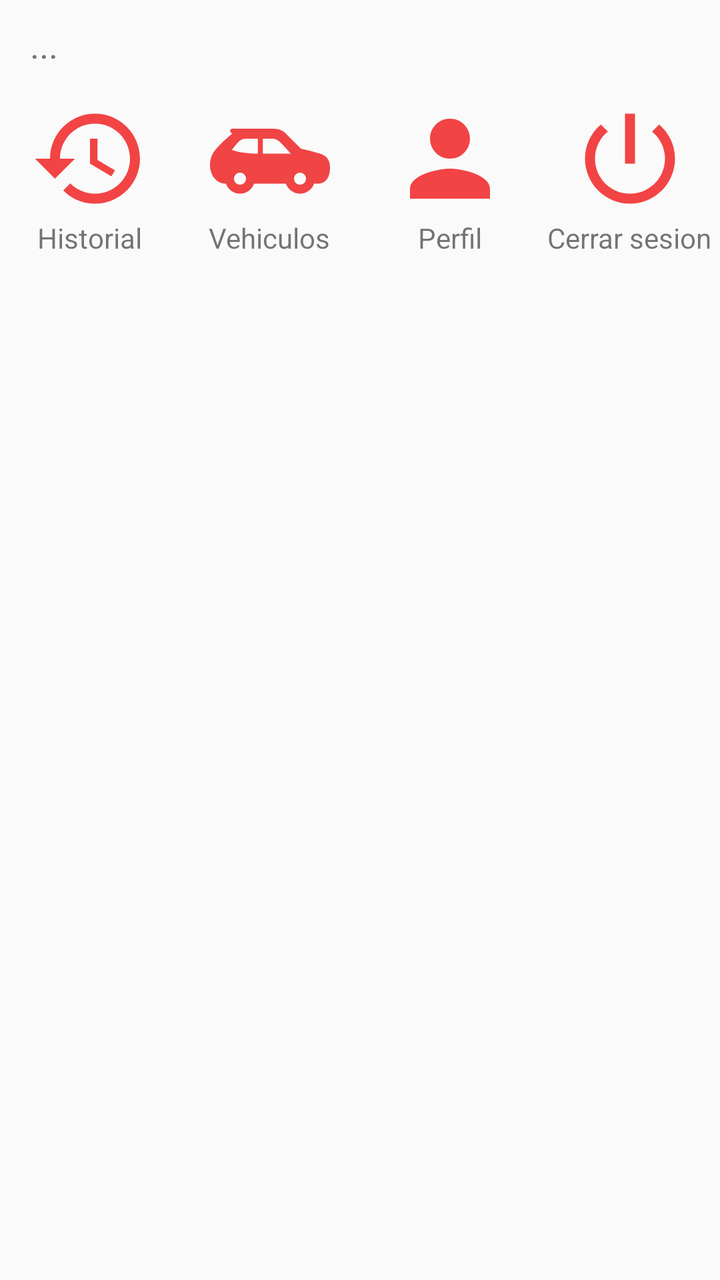
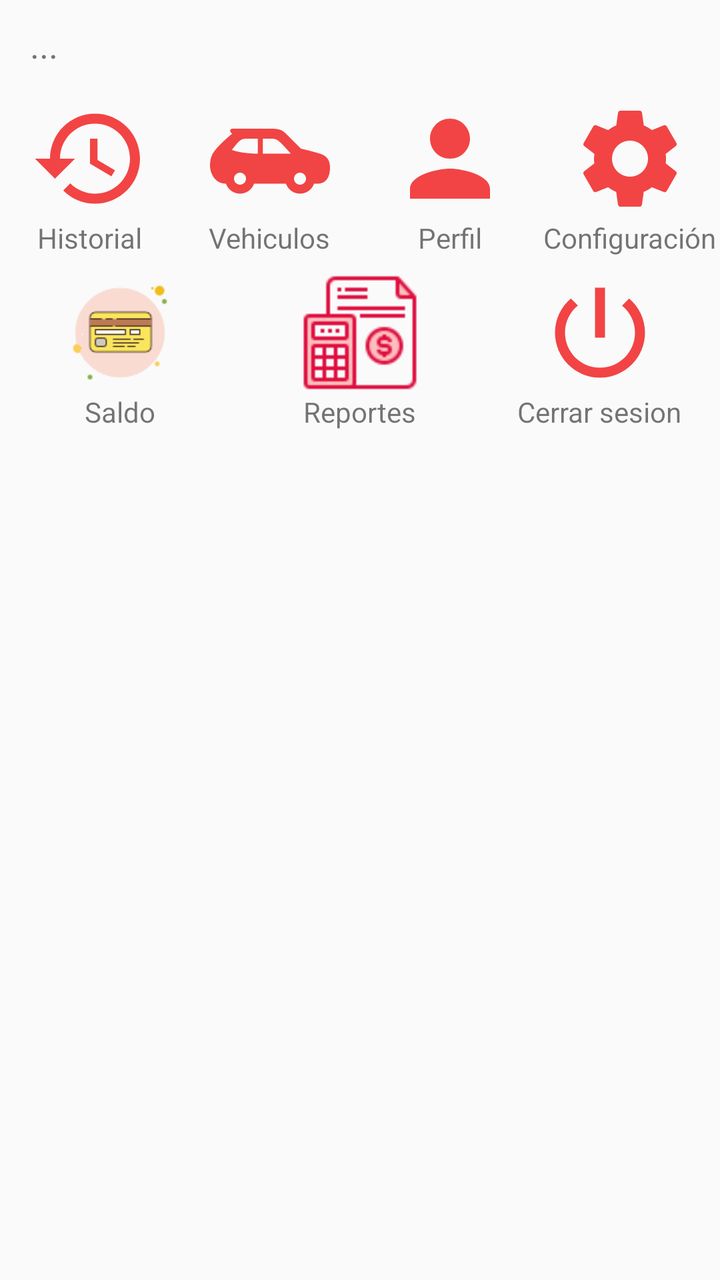

An Android layout rendered at two revisions. The XML below is the earlier revision; the diff shows what the commit changed to produce the second picture.
<!-- AndroidManifest.xml: application theme Theme.ToonsConductor -->
<!-- res/layout/modal_bottom_sheet_menu.xml -->
<?xml version="1.0" encoding="utf-8"?>
<FrameLayout
    xmlns:android="http://schemas.android.com/apk/res/android"
    xmlns:app="http://schemas.android.com/apk/res-auto"
    android:layout_width="match_parent"
    android:layout_height="wrap_content"
    app:layout_behavior="com.google.android.material.bottomsheet.BottomSheetBehavior">


    <LinearLayout
        android:layout_width="match_parent"
        android:layout_height="150dp"
        android:orientation="vertical"
        android:layout_gravity="top">

        <TextView
            android:id="@+id/textViewUsername"
            android:layout_width="match_parent"
            android:layout_height="wrap_content"
            android:text="..."
            android:textSize="18sp"
            android:layout_marginTop="10dp"
            android:layout_marginLeft="15dp"
            android:layout_marginRight="15dp"
            android:layout_marginBottom="15dp"/>

        <LinearLayout
            android:layout_width="match_parent"
            android:layout_height="wrap_content"
            android:orientation="horizontal">



            <LinearLayout
                android:id="@+id/linearLayoutHistory"
                android:layout_width="0dp"
                android:layout_height="wrap_content"
                android:orientation="vertical"
                android:layout_weight="1"
                android:gravity="center">

                <ImageView
                    android:layout_width="60dp"
                    android:layout_height="60dp"
                    android:src="@drawable/ic_history" />

                <TextView
                    android:layout_width="wrap_content"
                    android:layout_height="wrap_content"
                    android:text="Historial" />

            </LinearLayout>

            <LinearLayout
                android:id="@+id/linearLayoutCar"
                android:layout_width="0dp"
                android:layout_height="wrap_content"
                android:layout_weight="1"
                android:orientation="vertical"
                android:gravity="center">

                <ImageView
                    android:layout_width="60dp"
                    android:layout_height="60dp"
                    android:src="@drawable/ic_paralel_car_red" />

                <TextView
                    android:layout_width="wrap_content"
                    android:layout_height="wrap_content"
                    android:text="Vehiculos" />

            </LinearLayout>

            <LinearLayout
                android:id="@+id/linearLayoutProfile"
                android:layout_width="0dp"
                android:layout_height="wrap_content"
                android:layout_weight="1"
                android:orientation="vertical"
                android:gravity="center">

                <ImageView
                    android:layout_width="60dp"
                    android:layout_height="60dp"
                    android:src="@drawable/ic_person" />

                <TextView
                    android:layout_width="wrap_content"
                    android:layout_height="wrap_content"
                    android:text="Perfil" />

            </LinearLayout>

            <LinearLayout
                android:id="@+id/linearLayoutLogout"
                android:layout_width="0dp"
                android:layout_height="wrap_content"
                android:layout_weight="1"
                android:orientation="vertical"
                android:gravity="center">

                <ImageView
                    android:layout_width="60dp"
                    android:layout_height="60dp"
                    android:src="@drawable/ic_power" />

                <TextView
                    android:layout_width="wrap_content"
                    android:layout_height="wrap_content"
                    android:text="Cerrar sesion" />

            </LinearLayout>

        </LinearLayout>

    </LinearLayout>


</FrameLayout>
<!-- resources referenced by this layout -->
<resources>
  <!-- drawable ic_history (drawable) -->
  <vector android:height="250dp" android:tint="@color/rojo"
      android:viewportHeight="24" android:viewportWidth="24"
      android:width="250dp" xmlns:android="http://schemas.android.com/apk/res/android">
      <path android:fillColor="@android:color/white" android:pathData="M13,3c-4.97,0 -9,4.03 -9,9L1,12l3.89,3.89 0.07,0.14L9,12L6,12c0,-3.87 3.13,-7 7,-7s7,3.13 7,7 -3.13,7 -7,7c-1.93,0 -3.68,-0.79 -4.94,-2.06l-1.42,1.42C8.27,19.99 10.51,21 13,21c4.97,0 9,-4.03 9,-9s-4.03,-9 -9,-9zM12,8v5l4.28,2.54 0.72,-1.21 -3.5,-2.08L13.5,8L12,8z"/>
  </vector>
  <!-- drawable ic_person (drawable) -->
  <vector android:height="250dp" android:tint="@color/rojo"
      android:viewportHeight="24" android:viewportWidth="24"
      android:width="250dp" xmlns:android="http://schemas.android.com/apk/res/android">
      <path android:fillColor="@android:color/white" android:pathData="M12,12c2.21,0 4,-1.79 4,-4s-1.79,-4 -4,-4 -4,1.79 -4,4 1.79,4 4,4zM12,14c-2.67,0 -8,1.34 -8,4v2h16v-2c0,-2.66 -5.33,-4 -8,-4z"/>
  </vector>
  <!-- drawable ic_power (drawable) -->
  <vector android:height="250dp" android:tint="@color/rojo"
      android:viewportHeight="24" android:viewportWidth="24"
      android:width="250dp" xmlns:android="http://schemas.android.com/apk/res/android">
      <path android:fillColor="@android:color/white" android:pathData="M13,3h-2v10h2L13,3zM17.83,5.17l-1.42,1.42C17.99,7.86 19,9.81 19,12c0,3.87 -3.13,7 -7,7s-7,-3.13 -7,-7c0,-2.19 1.01,-4.14 2.58,-5.42L6.17,5.17C4.23,6.82 3,9.26 3,12c0,4.97 4.03,9 9,9s9,-4.03 9,-9c0,-2.74 -1.23,-5.18 -3.17,-6.83z"/>
  </vector>
  <style name="Theme.ToonsConductor" parent="Base.Theme.ToonsConductor" />
  <color name="rojo">#EEF13737</color>
  <color name="white">#FFFFFFFF</color>
  <color name="black">#FF000000</color>
  <style name="CustomProgressBar" parent="@android:style/Widget.ProgressBar">
          <item name="android:backgroundTint">@color/red</item>
      </style>
  <color name="red">#FF1739</color>
  <!-- unchanged entries left out for length: 2 -->
</resources>

<!-- the commit's change to res/layout/modal_bottom_sheet_menu.xml (unified diff, before → after) -->
@@ -9,7 +9,7 @@
 
     <LinearLayout
         android:layout_width="match_parent"
-        android:layout_height="150dp"
+        android:layout_height="wrap_content"
         android:orientation="vertical"
         android:layout_gravity="top">
 
@@ -28,8 +28,6 @@
             android:layout_width="match_parent"
             android:layout_height="wrap_content"
             android:orientation="horizontal">
-
-
 
             <LinearLayout
                 android:id="@+id/linearLayoutHistory"
@@ -92,27 +90,96 @@
             </LinearLayout>
 
             <LinearLayout
-                android:id="@+id/linearLayoutLogout"
+                android:id="@+id/linearLayoutConfiguracion"
                 android:layout_width="0dp"
                 android:layout_height="wrap_content"
+                android:orientation="vertical"
                 android:layout_weight="1"
-                android:orientation="vertical"
                 android:gravity="center">
 
                 <ImageView
                     android:layout_width="60dp"
                     android:layout_height="60dp"
-                    android:src="@drawable/ic_power" />
+                    android:src="@drawable/baseline_settings_24" />
 
                 <TextView
                     android:layout_width="wrap_content"
                     android:layout_height="wrap_content"
-                    android:text="Cerrar sesion" />
+                    android:text="Configuración" />
 
             </LinearLayout>
 
         </LinearLayout>
 
+
+
+    <LinearLayout
+        android:layout_width="match_parent"
+        android:layout_height="wrap_content"
+        android:layout_marginTop="8dp"
+        android:orientation="horizontal">
+
+        <LinearLayout
+            android:id="@+id/linearLayoutRecagas"
+            android:layout_width="0dp"
+            android:layout_height="wrap_content"
+            android:layout_weight="1"
+            android:orientation="vertical"
+            android:gravity="center">
+
+            <ImageView
+                android:layout_width="60dp"
+                android:layout_height="60dp"
+                android:src="@drawable/ic_credi_card" />
+
+            <TextView
+                android:layout_width="wrap_content"
+                android:layout_height="wrap_content"
+                android:text="Saldo" />
+
+        </LinearLayout>
+
+        <LinearLayout
+            android:id="@+id/linearLayoutReport"
+            android:layout_width="0dp"
+            android:layout_height="wrap_content"
+            android:layout_weight="1"
+            android:orientation="vertical"
+            android:gravity="center">
+
+            <ImageView
+                android:layout_width="60dp"
+                android:layout_height="60dp"
+                android:src="@drawable/ic_report" />
+
+            <TextView
+                android:layout_width="wrap_content"
+                android:layout_height="wrap_content"
+                android:text="Reportes" />
+
+        </LinearLayout>
+
+        <LinearLayout
+            android:id="@+id/linearLayoutLogout"
+            android:layout_width="0dp"
+            android:layout_height="wrap_content"
+            android:layout_weight="1"
+            android:orientation="vertical"
+            android:gravity="center">
+
+            <ImageView
+                android:layout_width="60dp"
+                android:layout_height="60dp"
+                android:src="@drawable/ic_power" />
+
+            <TextView
+                android:layout_width="wrap_content"
+                android:layout_height="wrap_content"
+                android:text="Cerrar sesion" />
+
+        </LinearLayout>
+
+    </LinearLayout>
     </LinearLayout>
 
 
<!-- resource entries referenced after the edit -->
@@ -1,5 +1,12 @@
 <!-- resources referenced by this layout -->
 <resources>
+  <!-- drawable baseline_settings_24 (drawable) -->
+  <vector android:height="24dp" android:tint="@color/rojo"
+      android:viewportHeight="24" android:viewportWidth="24"
+      android:width="24dp" xmlns:android="http://schemas.android.com/apk/res/android">
+      <path android:fillColor="@android:color/white" android:pathData="M19.14,12.94c0.04,-0.3 0.06,-0.61 0.06,-0.94c0,-0.32 -0.02,-0.64 -0.07,-0.94l2.03,-1.58c0.18,-0.14 0.23,-0.41 0.12,-0.61l-1.92,-3.32c-0.12,-0.22 -0.37,-0.29 -0.59,-0.22l-2.39,0.96c-0.5,-0.38 -1.03,-0.7 -1.62,-0.94L14.4,2.81c-0.04,-0.24 -0.24,-0.41 -0.48,-0.41h-3.84c-0.24,0 -0.43,0.17 -0.47,0.41L9.25,5.35C8.66,5.59 8.12,5.92 7.63,6.29L5.24,5.33c-0.22,-0.08 -0.47,0 -0.59,0.22L2.74,8.87C2.62,9.08 2.66,9.34 2.86,9.48l2.03,1.58C4.84,11.36 4.8,11.69 4.8,12s0.02,0.64 0.07,0.94l-2.03,1.58c-0.18,0.14 -0.23,0.41 -0.12,0.61l1.92,3.32c0.12,0.22 0.37,0.29 0.59,0.22l2.39,-0.96c0.5,0.38 1.03,0.7 1.62,0.94l0.36,2.54c0.05,0.24 0.24,0.41 0.48,0.41h3.84c0.24,0 0.44,-0.17 0.47,-0.41l0.36,-2.54c0.59,-0.24 1.13,-0.56 1.62,-0.94l2.39,0.96c0.22,0.08 0.47,0 0.59,-0.22l1.92,-3.32c0.12,-0.22 0.07,-0.47 -0.12,-0.61L19.14,12.94zM12,15.6c-1.98,0 -3.6,-1.62 -3.6,-3.6s1.62,-3.6 3.6,-3.6s3.6,1.62 3.6,3.6S13.98,15.6 12,15.6z"/>
+  </vector>
+  <!-- drawable ic_credi_card: png bitmap (drawable, 2980 bytes) -->
   <!-- drawable ic_history (drawable) -->
   <vector android:height="250dp" android:tint="@color/rojo"
       android:viewportHeight="24" android:viewportWidth="24"
@@ -18,6 +25,7 @@
       android:width="250dp" xmlns:android="http://schemas.android.com/apk/res/android">
       <path android:fillColor="@android:color/white" android:pathData="M13,3h-2v10h2L13,3zM17.83,5.17l-1.42,1.42C17.99,7.86 19,9.81 19,12c0,3.87 -3.13,7 -7,7s-7,-3.13 -7,-7c0,-2.19 1.01,-4.14 2.58,-5.42L6.17,5.17C4.23,6.82 3,9.26 3,12c0,4.97 4.03,9 9,9s9,-4.03 9,-9c0,-2.74 -1.23,-5.18 -3.17,-6.83z"/>
   </vector>
+  <!-- drawable ic_report: png bitmap (drawable, 1227 bytes) -->
   <style name="Theme.ToonsConductor" parent="Base.Theme.ToonsConductor" />
   <color name="rojo">#EEF13737</color>
   <color name="white">#FFFFFFFF</color>
